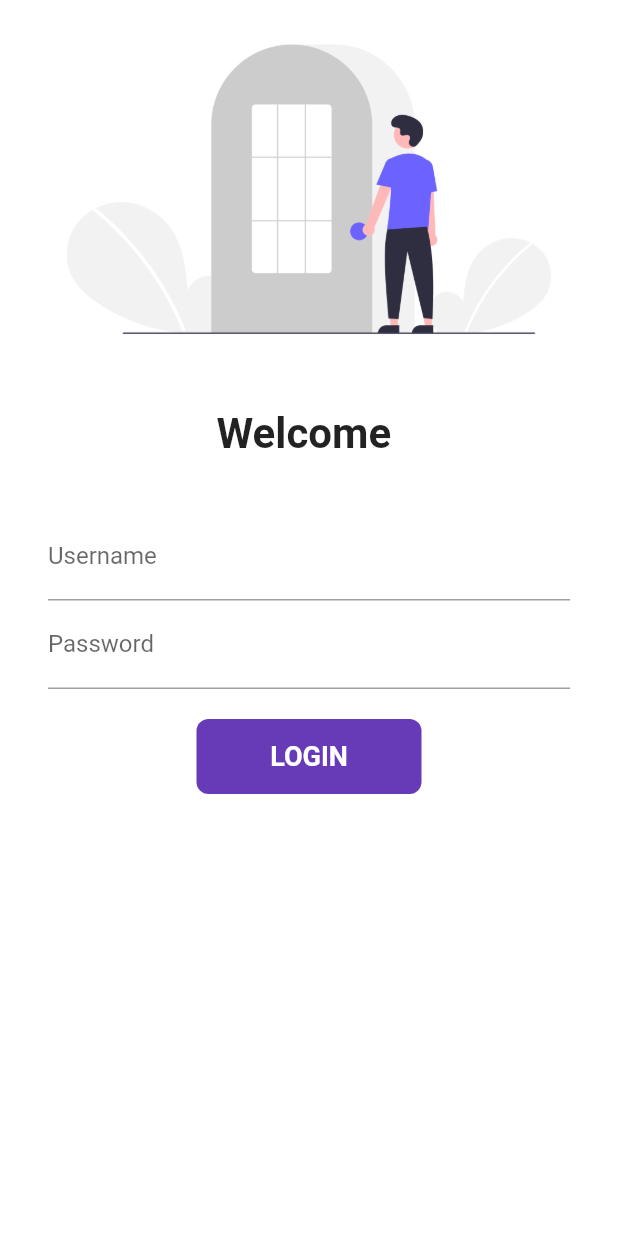
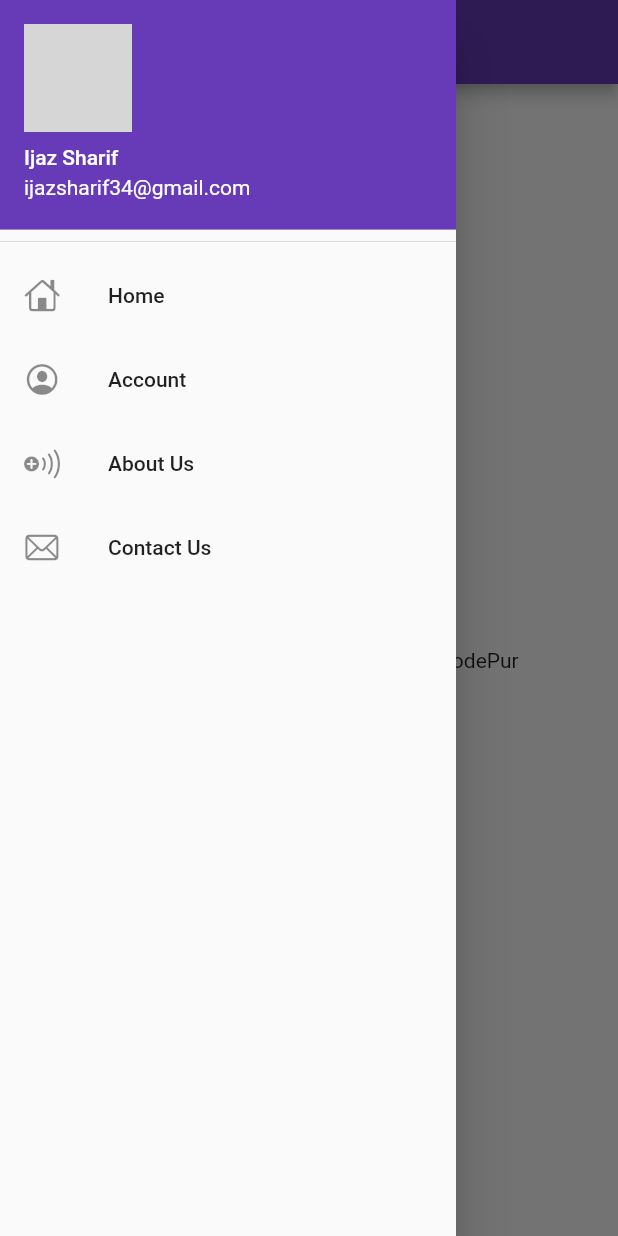
Before and after one commit to xmartgithub/30DaysOfFlutter, a Flutter app: the screen it shows after launch, with the side drawer open (before the commit the screen has no drawer), on a phone screen of 412 x 824 dp. Run offline on Flutter 3.47's test engine with Material 2 defaults, Android fonts, the phone set to English and light mode, and no system bars; network calls fail; grey boxes are pictures that could not be loaded.

Commit message:
Day 9 completed

```diff
--- a/lib/main.dart
+++ b/lib/main.dart
@@ -16,7 +16,7 @@ class MyApp extends StatelessWidget {
       themeMode: ThemeMode.system,
       theme: ThemeData(primarySwatch: Colors.deepPurple),
       darkTheme: ThemeData(primarySwatch: Colors.red),
-      initialRoute: "/",
+      initialRoute: MyRoutes.homeRoute,
       routes: {
         "/": (context) => LoginPage(),
         MyRoutes.homeRoute: (context) => HomePage(),
--- a/lib/pages/MyHomePage.dart
+++ b/lib/pages/MyHomePage.dart
@@ -1,4 +1,5 @@
 import 'package:flutter/material.dart';
+import 'package:thirty_day_of_flutter/widgets/drawer.dart';
 
 class HomePage extends StatelessWidget {
   final int days = 30;
@@ -13,7 +14,7 @@ class HomePage extends StatelessWidget {
       body: Center(
         child: Text("I am learning $days days of flutter form $name"),
       ),
-      drawer: Drawer(),
+      drawer: MyDrawer(),
     );
   }
 }
--- a/lib/pages/login_page.dart
+++ b/lib/pages/login_page.dart
@@ -33,6 +33,7 @@ class _LoginPageState extends State<LoginPage> {
         child: SafeArea(
           child: Form(
             key: _formKey,
+            child: SingleChildScrollView(
               child: Column(
                 children: [
                   Image.asset(
@@ -124,6 +125,7 @@ class _LoginPageState extends State<LoginPage> {
                 ],
               ),
             ),
+          ),
         ));
   }
 }
--- /dev/null
+++ b/lib/widgets/drawer.dart
@@ -0,0 +1,42 @@
+import 'package:flutter/cupertino.dart';
+import 'package:flutter/material.dart';
+
+class MyDrawer extends StatelessWidget {
+  @override
+  Widget build(BuildContext context) {
+    final imageUrl =
+        "https://avatars.githubusercontent.com/u/25157495?s=460&u=b3a3de3b12f5edc5c0702d237e8f3951924ee41d&v=4";
+    return Drawer(
+      child: ListView(
+        children: [
+          DrawerHeader(
+            padding: EdgeInsets.zero,
+            child: UserAccountsDrawerHeader(
+              accountName: Text("Ijaz Sharif"),
+              accountEmail: Text("ijazsharif34@gmail.com"),
+              currentAccountPicture: CircleAvatar(
+                backgroundImage: NetworkImage(imageUrl),
+              ),
+            ),
+          ),
+          ListTile(
+            leading: Icon(CupertinoIcons.home),
+            title: Text("Home"),
+          ),
+          ListTile(
+            leading: Icon(CupertinoIcons.profile_circled),
+            title: Text("Account"),
+          ),
+          ListTile(
+            leading: Icon(CupertinoIcons.badge_plus_radiowaves_right),
+            title: Text("About Us"),
+          ),
+          ListTile(
+            leading: Icon(CupertinoIcons.mail),
+            title: Text("Contact Us"),
+          ),
+        ],
+      ),
+    );
+  }
+}
```
Lines whose indentation alone changed are shown as unchanged.
